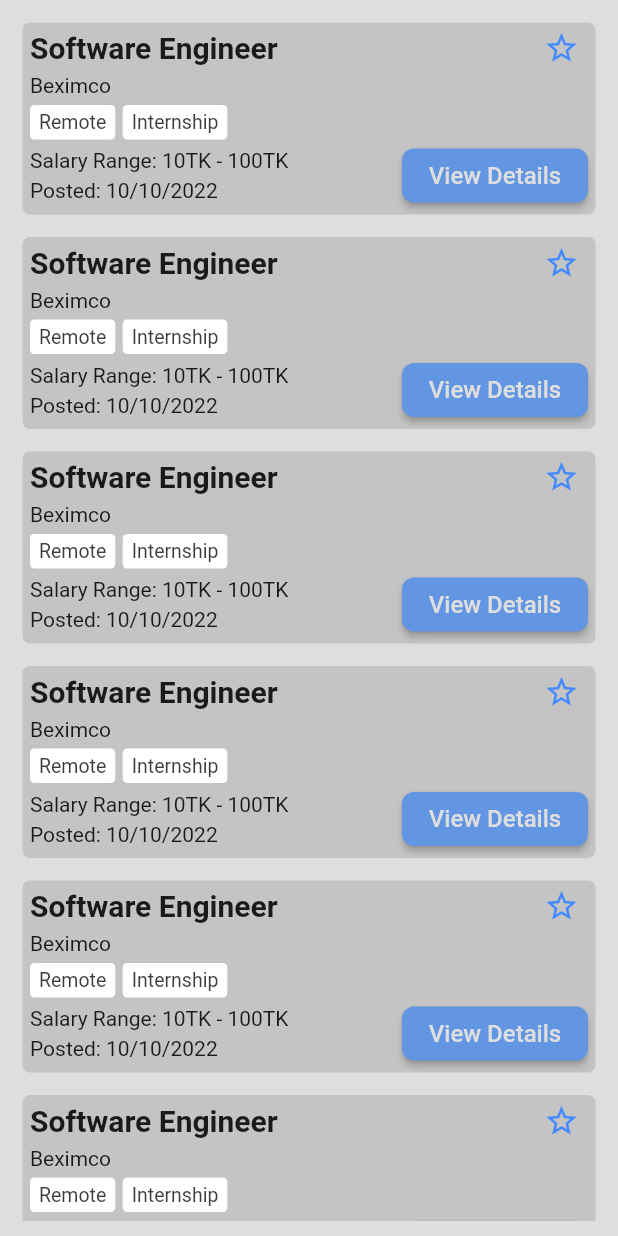
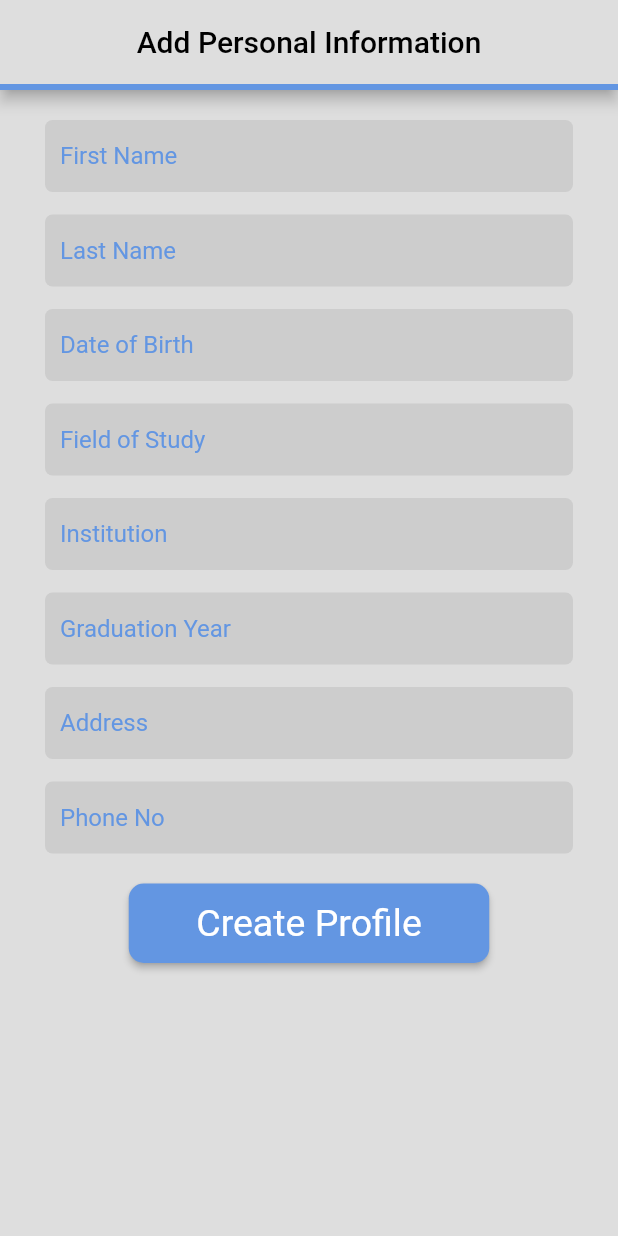
Before and after one commit to azwadkm22/JobDen, a Flutter app: the screen it shows after launch, on a phone screen of 412 x 824 dp. Run offline on Flutter 3.47's test engine with Material 2 defaults, Android fonts, the phone set to English and light mode, and no system bars.

Commit message:
added add details screen and created useraccount class

```diff
--- a/lib/main.dart
+++ b/lib/main.dart
@@ -1,4 +1,5 @@
 import 'package:flutter/material.dart';
+import 'package:job_den/views/add_details/add_details_screen.dart';
 import 'package:job_den/views/authentication/login_page.dart';
 import 'package:job_den/views/authentication/password_change_request_page.dart';
 import 'package:job_den/views/authentication/sign_up_page.dart';
@@ -30,9 +31,10 @@ class MyApp extends StatelessWidget {
         primarySwatch: Colors.blue,
       ),
       home:
+          AddDetailsScreen(),
         // LoginPage()
       // SignUpPage()
-      HomeScreen(),
+      // HomeScreen(),
       // PasswordChangeRequestPage()
 
       // JobDetailsScreen(jobTitle: "jobTitle",
--- /dev/null
+++ b/lib/views/add_details/add_details_screen.dart
@@ -0,0 +1,87 @@
+import 'package:flutter/material.dart';
+import 'package:job_den/views/authentication/widgets/pressable_texts.dart';
+import 'package:job_den/views/authentication/widgets/submit_button.dart';
+import 'package:job_den/views/common_widgets/color_palette.dart';
+
+import '../authentication/widgets/custom_text_field.dart';
+
+
+class AddDetailsScreen extends StatelessWidget {
+  final TextEditingController fNameController = TextEditingController();
+  final TextEditingController lNameController = TextEditingController();
+
+  final TextEditingController dobController = TextEditingController();
+  // Date add korte hobe
+  final TextEditingController fieldController = TextEditingController();
+  final TextEditingController instController = TextEditingController();
+  final TextEditingController gradYearController = TextEditingController();
+  final TextEditingController addressController = TextEditingController();
+  final TextEditingController phoneController = TextEditingController();
+
+  @override
+  Widget build(BuildContext context) {
+    return Scaffold(
+      backgroundColor: ColorPalette.backgroundColor,
+      body: _buildContent(),
+      appBar: AppBar(
+        centerTitle: true,
+        title: const Text(
+          "Add Personal Information",
+          textAlign: TextAlign.center,
+          style: TextStyle(color: ColorPalette.black,
+              // fontFamily: FontResource.secondaryFont
+          ),
+        ),
+        backgroundColor: ColorPalette.backgroundColor,
+        bottom: PreferredSize(
+            child: Container(
+              color: ColorPalette.blue,
+              height: 4.0,
+            ),
+            preferredSize: Size.fromHeight(4.0)),
+      )
+    );
+  }
+
+  Widget _buildContent() {
+    return SafeArea(
+      child: SingleChildScrollView(
+        child: Column(
+          mainAxisAlignment: MainAxisAlignment.spaceEvenly,
+          crossAxisAlignment: CrossAxisAlignment.start,
+          children: [
+            SizedBox(height: 20),
+
+            CustomTextField(controller: fNameController, hintText: "First Name"),
+            SizedBox(height: 5),
+            CustomTextField(controller: lNameController, hintText: "Last Name"),
+            SizedBox(height: 5),
+            CustomTextField(controller: dobController, hintText: "Date of Birth"),
+            SizedBox(height: 5),
+            CustomTextField(controller: fieldController, hintText: "Field of Study"),
+            SizedBox(height: 5),
+            CustomTextField(controller: instController, hintText: "Institution"),
+            SizedBox(height: 5),
+            CustomTextField(controller: gradYearController, hintText: "Graduation Year"),
+            SizedBox(height: 5),
+            CustomTextField(controller: addressController, hintText: "Address"),
+            SizedBox(height: 5),
+            CustomTextField(controller: phoneController, hintText: "Phone No"),
+            SizedBox(height: 10),
+
+
+            SubmitButton(
+              text: "Create Profile",
+              onPressed: () {
+                //Previous Code
+                // authController.createUser(
+                // emailController.text, passwordController.text);
+              },
+            ),
+
+          ],
+        ),
+      ),
+    );
+  }
+}
--- a/lib/views/authentication/widgets/custom_text_field.dart
+++ b/lib/views/authentication/widgets/custom_text_field.dart
@@ -26,7 +26,7 @@ class CustomTextField extends Container {
               decoration: InputDecoration(
                 hintText: hintText,
                 hintStyle: TextStyle(
-                  color: ColorPalette.black.withOpacity(.5),
+                  color: ColorPalette.blue,
                 ),
                 enabledBorder: InputBorder.none,
                 focusedBorder: InputBorder.none,
--- a/lib/views/common_widgets/color_palette.dart
+++ b/lib/views/common_widgets/color_palette.dart
@@ -2,6 +2,7 @@ import 'package:flutter/material.dart';
 
 class ColorPalette {
   static const Color backgroundColor = Color(0xffDEDEDE);
+  static const Color white = Color(0xffEDEDED);
   static const Color secondaryColor = Color(0xFFaaaaaa);
   static const Color secondaryColorDark = Color(0xFF3D3D3D);
   static const Color textColor = Color(0xFFdedede);
--- a/lib/views/common_widgets/job_field_list_view.dart
+++ b/lib/views/common_widgets/job_field_list_view.dart
@@ -16,11 +16,11 @@ class JobFieldListView extends StatelessWidget {
               e,
               style: const TextStyle(
                 fontSize: 13,
-                color: ColorPalette.secondaryColorDark,
+                color: ColorPalette.black,
               ),
             ),
             decoration: BoxDecoration(
-                color: Colors.white,
+                color: ColorPalette.white,
                 borderRadius: BorderRadius.circular(3)),
           );
         }).toList());
```
Also changed, not shown: lib/models/UserAccount.dart (added, +14 -0 lines).
